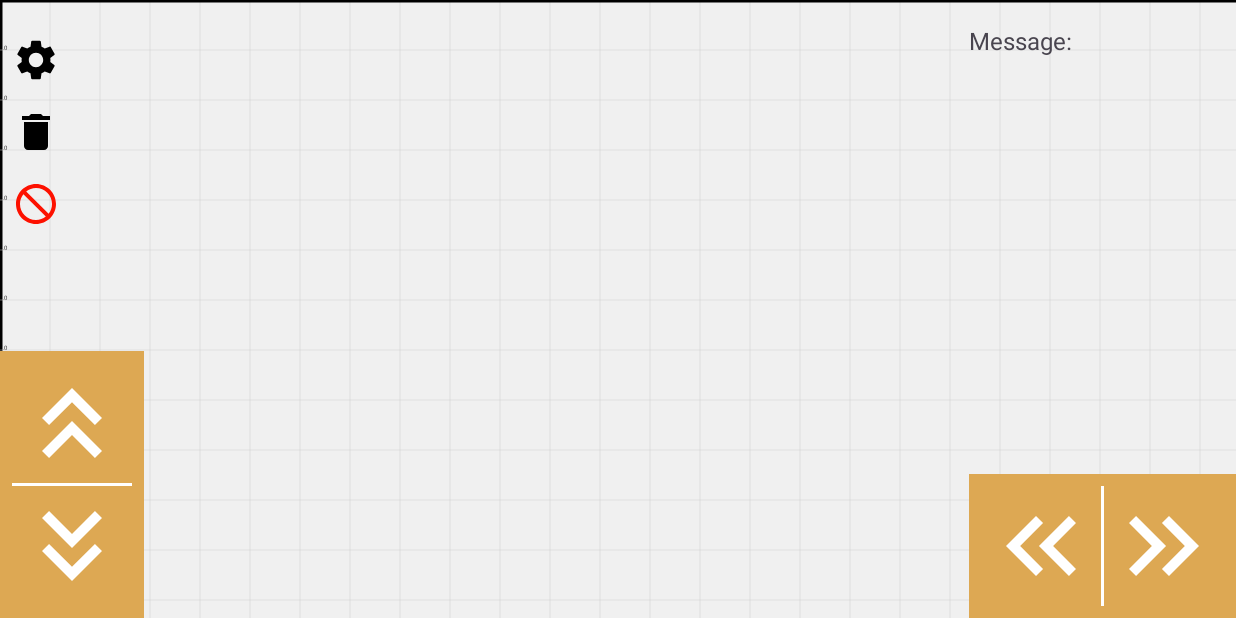
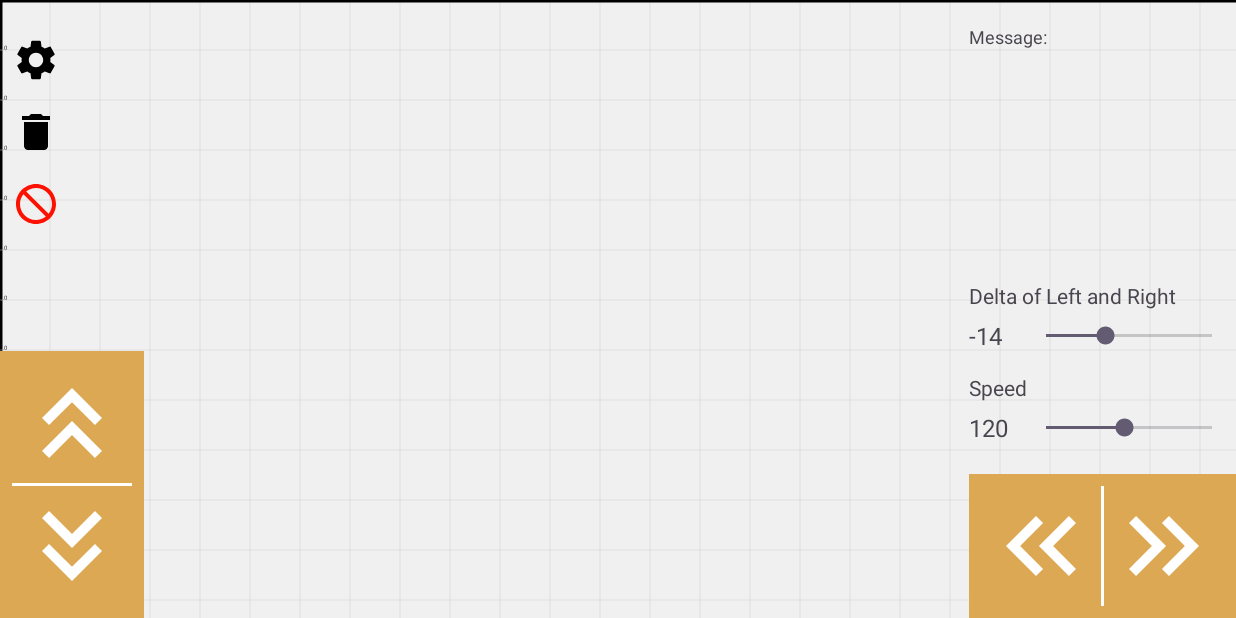
Before and after one commit to datdev1/BTL_He_Thong_Nhung, an Android app: the screen it shows after launch (MainActivity), on a phone screen of 824 x 412 dp (held sideways). Run offline under Robolectric (Android 15) with nearby library versions, the phone set to English and light mode, and no system bars.

Commit message:
fix UI, reAdd change speed, delta

```diff
--- a/VaxRobot/app/src/main/java/com/b21dccn216/vaxrobot/Main/MainPresenter.java
+++ b/VaxRobot/app/src/main/java/com/b21dccn216/vaxrobot/Main/MainPresenter.java
@@ -39,7 +39,6 @@ public class MainPresenter implements MainContract.Presenter {
         init();
         handler = new Handler(Looper.getMainLooper());
         loopHandler();
-
     }
 
     @Override
@@ -153,7 +152,4 @@ public class MainPresenter implements MainContract.Presenter {
         view.showDisconnected();
     }
 
-
-
-
 }
--- a/VaxRobot/app/src/main/res/layout/activity_main.xml
+++ b/VaxRobot/app/src/main/res/layout/activity_main.xml
@@ -51,27 +51,98 @@
     </LinearLayout>
 
 
-    <TextView
-        android:id="@+id/messages"
-        android:layout_width="0dp"
-        android:layout_height="0dp"
-        android:layout_marginTop="16dp"
-        app:layout_constraintStart_toStartOf="@+id/leftRight"
-        app:layout_constraintTop_toTopOf="parent"
-        app:layout_constraintBottom_toTopOf="@+id/leftRight"
-        app:layout_constraintEnd_toEndOf="parent"
-        android:text="Message: "
-        android:textSize="16sp"/>
 
 
     <LinearLayout
         android:id="@+id/leftRight"
         android:layout_width="wrap_content"
-        android:layout_height="wrap_content"
+        android:layout_height="match_parent"
         app:layout_constraintBottom_toBottomOf="parent"
         app:layout_constraintEnd_toEndOf="parent"
         android:orientation="vertical">
 
+        <TextView
+            android:id="@+id/messages"
+            android:layout_width="match_parent"
+            android:layout_height="0dp"
+            android:layout_weight="1"
+            android:layout_marginVertical="16dp"
+            android:text="Message: "
+            android:textSize="12sp"/>
+
+        <LinearLayout
+            android:orientation="vertical"
+            android:layout_width="match_parent"
+            android:layout_weight="1"
+            android:gravity="center_vertical"
+            android:layout_height="0dp">
+
+            <TextView
+                android:id="@+id/title"
+                android:layout_width="wrap_content"
+                android:layout_height="wrap_content"
+                android:text="Delta of Left and Right"
+                />
+
+            <LinearLayout
+                android:id="@+id/deltaGroup"
+                android:layout_width="match_parent"
+                android:layout_height="wrap_content"
+                android:gravity="center"
+                android:orientation="horizontal"
+                >
+
+                <TextView
+                    android:id="@+id/seekbarDeltaValue"
+                    android:layout_width="0dp"
+                    android:layout_height="wrap_content"
+                    android:layout_weight="0.2"
+                    android:text="-14"
+                    android:textSize="16sp" />
+
+                <SeekBar
+                    android:id="@+id/seekbarDelta"
+                    android:layout_width="0dp"
+                    android:layout_height="wrap_content"
+                    android:layout_weight="0.8"
+                    android:max="100"
+                    android:paddingVertical="8dp"
+                    android:progress="36" />
+            </LinearLayout>
+
+
+            <TextView
+                android:id="@+id/titleSpeed"
+                android:layout_width="wrap_content"
+                android:layout_height="wrap_content"
+                android:layout_marginTop="8dp"
+                android:text="Speed" />
+
+            <LinearLayout
+                android:id="@+id/speedGroup"
+                android:layout_width="match_parent"
+                android:layout_height="wrap_content"
+                android:gravity="center"
+                android:orientation="horizontal">
+
+                <TextView
+                    android:id="@+id/seekbarValue"
+                    android:layout_width="0dp"
+                    android:layout_height="wrap_content"
+                    android:layout_weight="0.2"
+                    android:text="120"
+                    android:textSize="16sp" />
+
+                <SeekBar
+                    android:id="@+id/seekbar"
+                    android:layout_width="0dp"
+                    android:layout_height="wrap_content"
+                    android:layout_weight="0.8"
+                    android:max="255"
+                    android:paddingVertical="8dp"
+                    android:progress="120" />
+            </LinearLayout>
+        </LinearLayout>
 
         <LinearLayout
             android:layout_width="wrap_content"
```
Also changed, not shown: VaxRobot/app/src/main/java/com/b21dccn216/vaxrobot/Main/MainActivity.java (+42 -37 lines), VaxRobot/app/src/main/res/layout/activity_setting.xml (+1 -42 lines).
